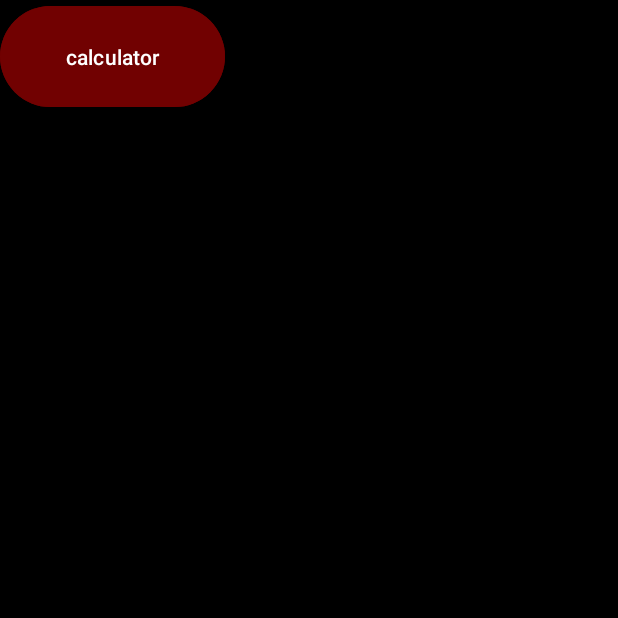
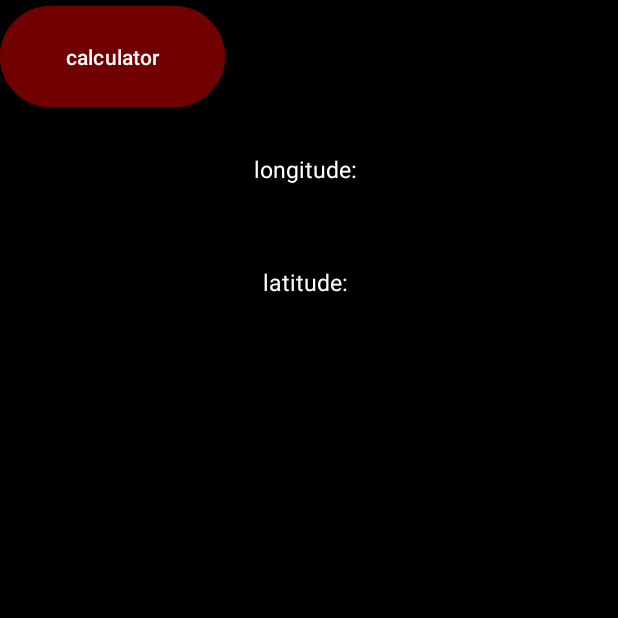
Before and after one commit to shar1mo/android, an Android app: the screen it shows after launch (MainActivity), on a phone screen of 412 x 824 dp, the top half of it. Run offline under Robolectric (Android 15) with nearby library versions, the light colour scheme and no system bars.

Commit message:
fix calculator, create gpsPermission

```diff
--- a/app/src/main/AndroidManifest.xml
+++ b/app/src/main/AndroidManifest.xml
@@ -1,7 +1,8 @@
 <?xml version="1.0" encoding="utf-8"?>
 <manifest xmlns:android="http://schemas.android.com/apk/res/android"
     xmlns:tools="http://schemas.android.com/tools">
-
+    <uses-permission android:name="android.permission.ACCESS_FINE_LOCATION"/>
+    <uses-permission android:name="android.permission.ACCESS_COARSE_LOCATION" />
     <application
         android:allowBackup="true"
         android:dataExtractionRules="@xml/data_extraction_rules"
--- a/app/src/main/java/com/example/myandroidapp/MainActivity.kt
+++ b/app/src/main/java/com/example/myandroidapp/MainActivity.kt
@@ -1,6 +1,8 @@
 package com.example.myandroidapp
 
+import android.content.Context
 import android.content.Intent
+import android.location.LocationManager
 import android.os.Bundle
 import android.widget.Button
 import android.widget.TextView
@@ -11,6 +13,8 @@ import androidx.core.view.WindowInsetsCompat
 
 class MainActivity : AppCompatActivity() {
     private lateinit var calculator: Button
+    private lateinit var longitude: TextView
+    private lateinit var latitude: TextView
 
     override fun onCreate(savedInstanceState: Bundle?) {
         super.onCreate(savedInstanceState)
@@ -21,6 +25,8 @@ class MainActivity : AppCompatActivity() {
             v.setPadding(systemBars.left, systemBars.top, systemBars.right, systemBars.bottom)
             insets
         }
+        longitude = findViewById(R.id.gpsLongitude)
+        latitude = findViewById(R.id.gpsLatitude)
         calculator = findViewById(R.id.openCalculator)
         calculator.setOnClickListener {
             val intent = Intent(this, Calculator::class.java)
--- a/app/src/main/res/layout/activity_calculator.xml
+++ b/app/src/main/res/layout/activity_calculator.xml
@@ -17,7 +17,7 @@
         android:gravity="end"
         android:singleLine="true"
         android:textColor="@android:color/darker_gray"
-        android:textSize="62sp" />
+        android:textSize="50sp" />
 
     <TextView
         android:id="@+id/math_result"
@@ -27,7 +27,7 @@
         android:gravity="end"
         android:singleLine="true"
         android:textColor="@android:color/white"
-        android:textSize="77sp" />
+        android:textSize="65sp" />
 
     <LinearLayout
         android:layout_width="match_parent"
--- a/app/src/main/res/layout/activity_main.xml
+++ b/app/src/main/res/layout/activity_main.xml
@@ -16,4 +16,25 @@
         android:layout_height="75dp"
         android:backgroundTint="@color/red"
         android:text="calculator" />
+
+    <TextView
+        android:id="@+id/gpsLongitude"
+        android:layout_width="150dp"
+        android:layout_height="75dp"
+        android:text="longitude: "
+        android:textSize="15dp"
+        android:textColor="@color/white"
+        android:gravity="center"
+        android:layout_gravity="center"/>
+
+    <TextView
+        android:id="@+id/gpsLatitude"
+        android:layout_width="150dp"
+        android:layout_height="75dp"
+        android:text="latitude: "
+        android:textSize="15dp"
+        android:textColor="@color/white"
+        android:gravity="center"
+        android:layout_gravity="center"/>
+
 </LinearLayout>
```
